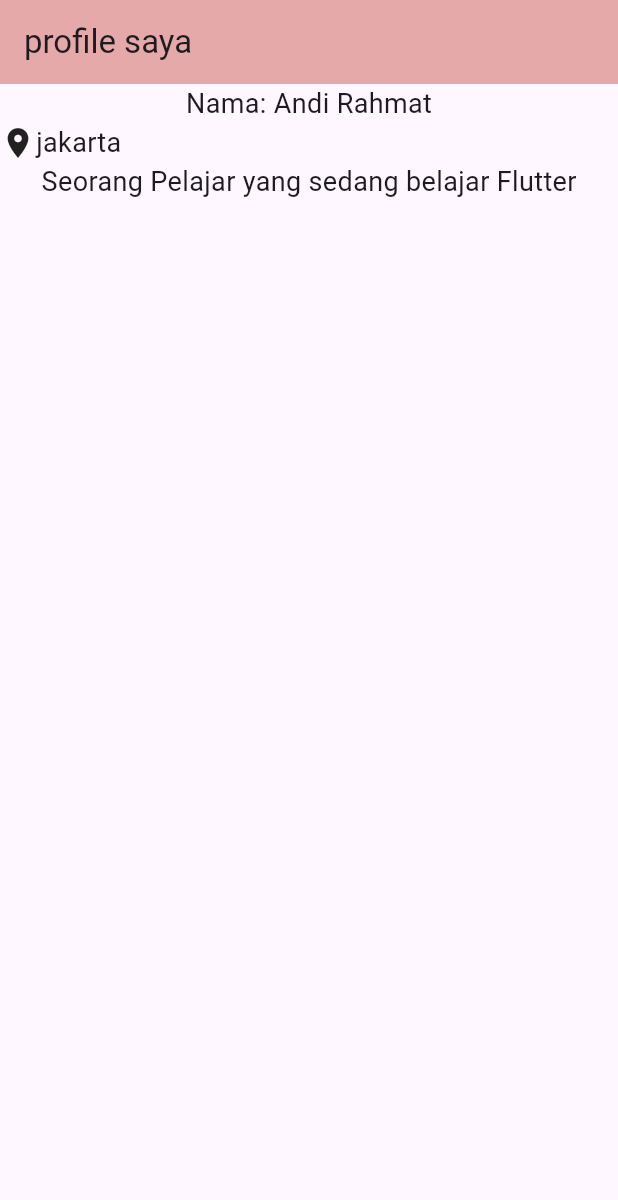
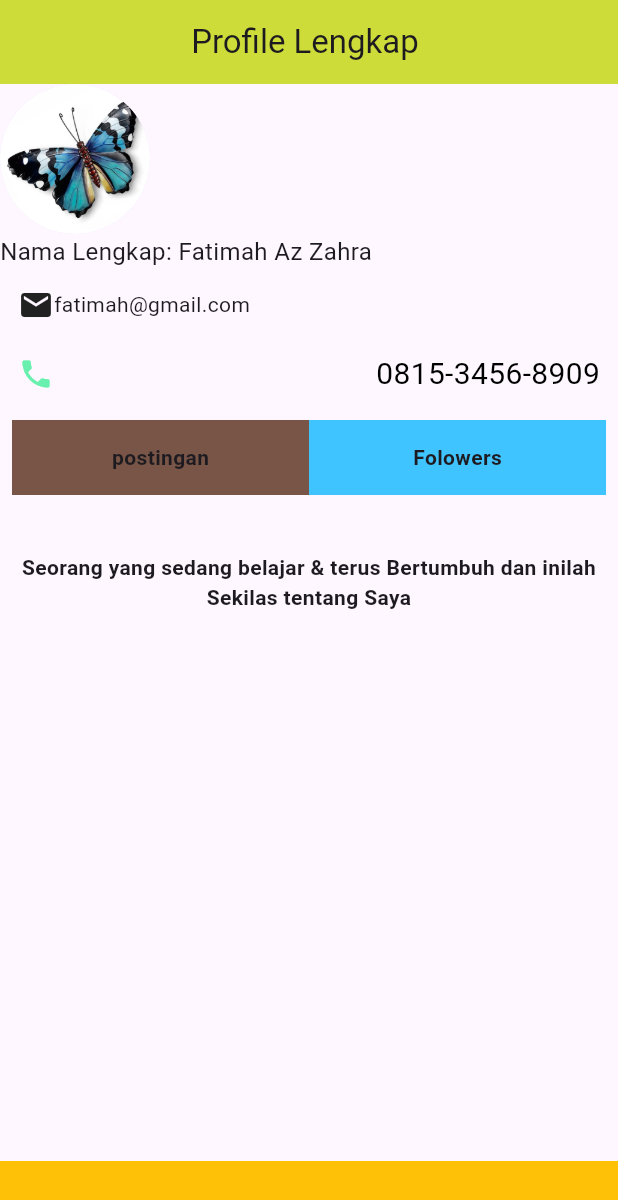
Before and after one commit to ayriskaayunda/belajar_flutter, a Flutter app: the screen it shows after launch, on a phone screen of 412 x 824 dp. Shown: the top 1200 px of the screen. Run offline on Flutter 3.47's test engine with Material 3 defaults, Android fonts, the phone set to English and light mode, and no system bars.

Commit message:
tugas dua

```diff
--- a/lib/main.dart
+++ b/lib/main.dart
@@ -1,4 +1,5 @@
 import 'package:belajar_flutter/meet_dua/meet_2.dart';
+import 'package:belajar_flutter/meet_dua/tugas2_flutter.dart';
 import 'package:belajar_flutter/meet_satu/tugas1_flutter.dart';
 import 'package:flutter/material.dart';
 
@@ -33,7 +34,7 @@ class MyApp extends StatelessWidget {
         // tested with just a hot reload.
         colorScheme: ColorScheme.fromSeed(seedColor: Colors.deepPurple),
       ),
-      home: MyProfile(),
+      home: ProfilePage(),
     );
   }
 }
--- /dev/null
+++ b/lib/meet_dua/tugas2_flutter.dart
@@ -0,0 +1,98 @@
+import 'package:flutter/material.dart';
+
+class ProfilePage extends StatelessWidget {
+  const ProfilePage({super.key});
+
+  @override
+  Widget build(BuildContext context) {
+    return Scaffold(
+      appBar: AppBar(
+        backgroundColor: Colors.lime,
+        title: Text("Profile Lengkap ", style: TextStyle()),
+        centerTitle: true,
+      ),
+      body: Column(
+        mainAxisAlignment: MainAxisAlignment.start,
+        crossAxisAlignment: CrossAxisAlignment.start,
+        children: [
+          CircleAvatar(
+            radius: 50,
+            backgroundImage: AssetImage('assets/images/butterfly.png'),
+          ),
+          Text(
+            "Nama Lengkap: Fatimah Az Zahra ",
+            style: TextStyle(fontSize: 16, fontWeight: FontWeight.normal),
+          ),
+          Padding(
+            padding: EdgeInsets.all(12),
+            child: Container(
+              child: Row(
+                children: [Icon(Icons.email), Text("fatimah@gmail.com")],
+              ),
+            ),
+          ),
+
+          Padding(
+            padding: const EdgeInsets.symmetric(vertical: 8, horizontal: 12),
+            child: Row(
+              children: [
+                Icon(Icons.phone, color: Colors.greenAccent),
+                Spacer(),
+                Text(
+                  "0815-3456-8909",
+                  style: TextStyle(fontSize: 20, color: Colors.black),
+                ),
+              ],
+            ),
+          ),
+          SizedBox(
+            child: Padding(
+              padding: const EdgeInsets.all(8.0),
+              child: Row(
+                children: [
+                  Expanded(
+                    child: Container(
+                      padding: EdgeInsets.all(15.0),
+                      color: Colors.brown,
+                      child: Center(
+                        child: Text(
+                          "postingan",
+                          style: TextStyle(fontWeight: FontWeight.bold),
+                        ),
+                      ),
+                    ),
+                  ),
+                  Expanded(
+                    child: Container(
+                      padding: EdgeInsets.all(15.0),
+                      color: Colors.lightBlueAccent,
+                      child: Center(
+                        child: Text(
+                          "Folowers",
+                          style: TextStyle(fontWeight: FontWeight.bold),
+                        ),
+                      ),
+                    ),
+                  ),
+                ],
+              ),
+            ),
+          ),
+          SizedBox(
+            child: Column(
+              children: [
+                Padding(padding: EdgeInsets.all(15.0)),
+                Text(
+                  "Seorang yang sedang belajar & terus Bertumbuh dan inilah Sekilas tentang Saya",
+                  textAlign: TextAlign.center,
+                  style: TextStyle(fontWeight: FontWeight.bold),
+                ),
+              ],
+            ),
+          ),
+        ],
+      ),
+      bottomNavigationBar: Container(height: 50.0, color: Colors.amber),
+    );
+  }
+}
--- a/pubspec.yaml
+++ b/pubspec.yaml
@@ -58,7 +58,8 @@ flutter:
   uses-material-design: true
 
   # To add assets to your application, add an assets section, like this:
-  # assets:
+  assets:
+  - assets/images/
   #   - images/a_dot_burr.jpeg
   #   - images/a_dot_ham.jpeg
 
```
Also changed, not shown: assets/images/butterfly.png (added).
